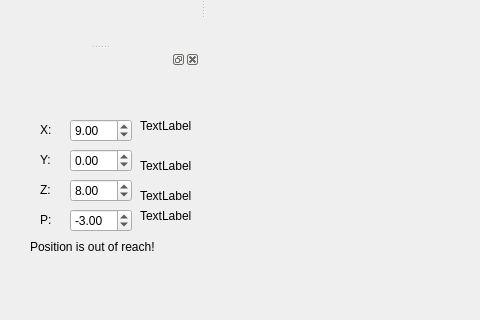
This is mainwindow.ui in Mojzi/RobotController as Qt 5 draws it before an edit; both pictures show x 0 to 480 and y 455 to 775 of the 1200 by 900 pixel window. The edited form follows.
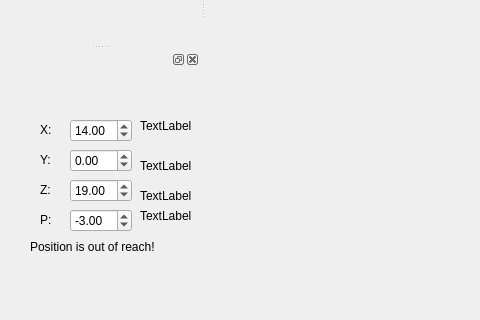
This is the edited form. Icons and pictures are not drawn.

Patch:
```diff
--- a/mainwindow.ui
+++ b/mainwindow.ui
@@ -449,13 +449,13 @@
       </rect>
      </property>
      <property name="minimum">
-      <double>-160.000000000000000</double>
+      <double>0.000000000000000</double>
      </property>
      <property name="maximum">
       <double>160.990000000000009</double>
      </property>
      <property name="value">
-      <double>9.000000000000000</double>
+      <double>14.000000000000000</double>
      </property>
     </widget>
     <widget class="QDoubleSpinBox" name="spinBox_y">
@@ -484,7 +484,7 @@
       </rect>
      </property>
      <property name="value">
-      <double>8.000000000000000</double>
+      <double>19.000000000000000</double>
      </property>
     </widget>
     <widget class="QLabel" name="label_9">
```
